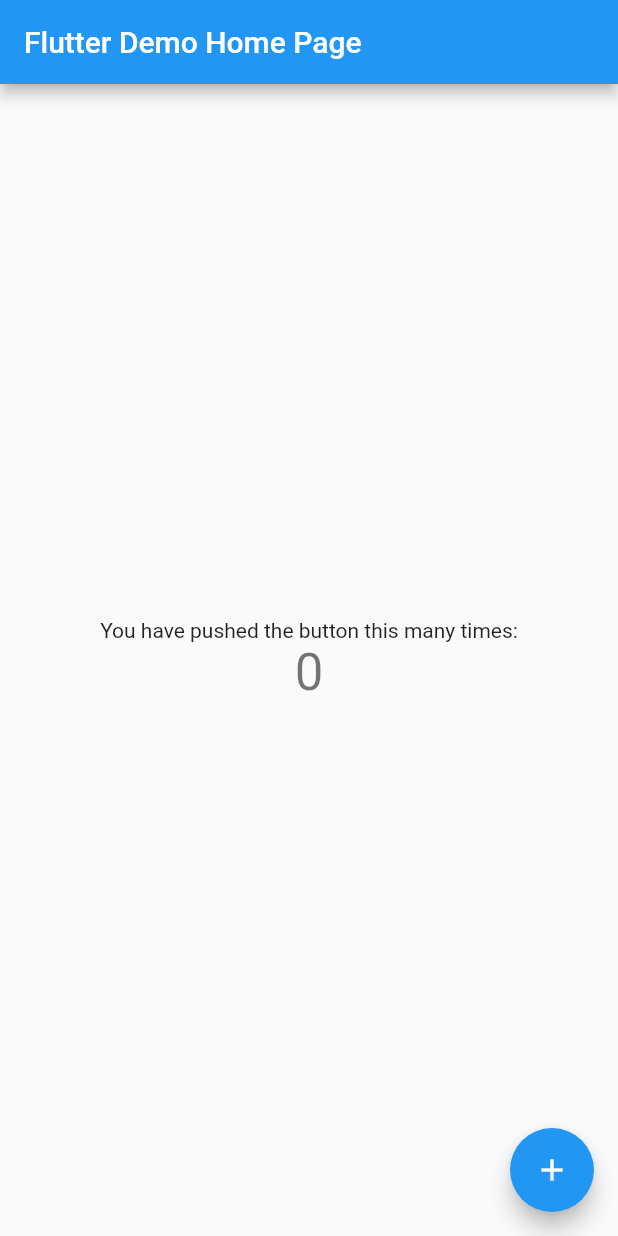
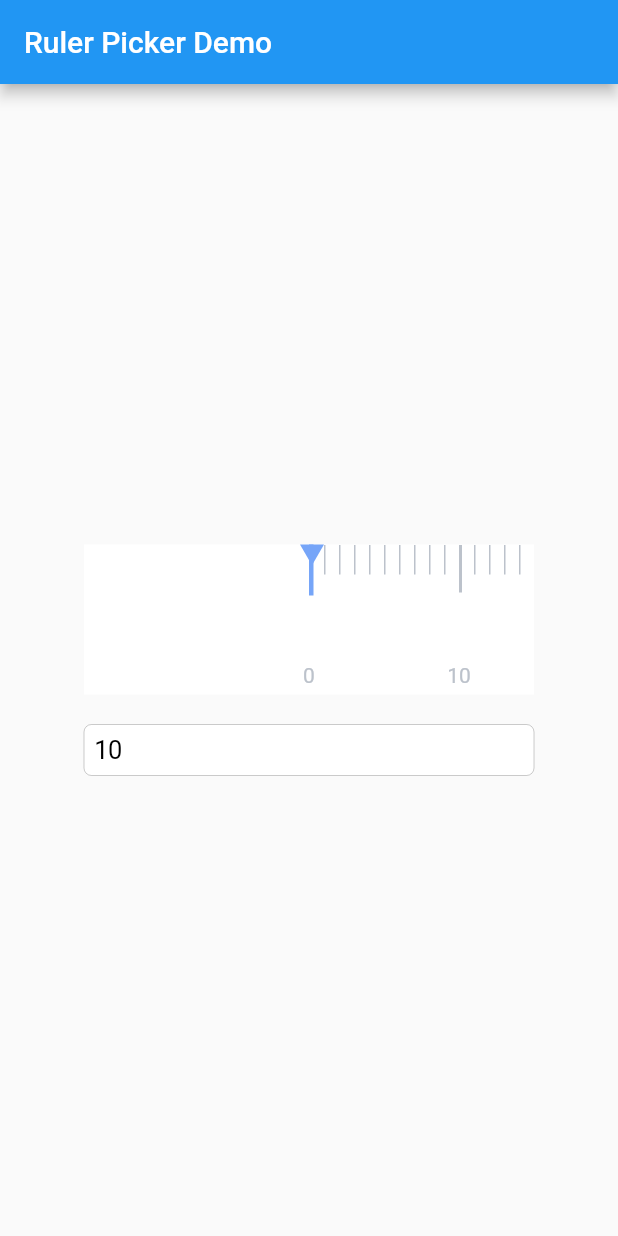
Before and after one commit to trlanfeng/ruler_picker, a Flutter app: the screen it shows after launch, on a phone screen of 412 x 824 dp. Run offline on Flutter 3.47's test engine with Material 2 defaults, Android fonts, the phone set to English and light mode, and no system bars.

Commit message:
优化示例

```diff
--- a/sample/lib/main.dart
+++ b/sample/lib/main.dart
@@ -1,4 +1,6 @@
+import 'package:flutter/cupertino.dart';
 import 'package:flutter/material.dart';
+import 'package:ruler_picker/ruler_picker.dart';
 
 void main() => runApp(MyApp());
 
@@ -20,7 +22,7 @@ class MyApp extends StatelessWidget {
         // is not restarted.
         primarySwatch: Colors.blue,
       ),
-      home: MyHomePage(title: 'Flutter Demo Home Page'),
+      home: MyHomePage(title: 'Ruler Picker Demo'),
     );
   }
 }
@@ -44,17 +46,15 @@ class MyHomePage extends StatefulWidget {
 }
 
 class _MyHomePageState extends State<MyHomePage> {
-  int _counter = 0;
+  RulerPickerController _rulerPickerController;
+  TextEditingController _textEditingController;
+  num showValue = 0;
 
-  void _incrementCounter() {
-    setState(() {
-      // This call to setState tells the Flutter framework that something has
-      // changed in this State, which causes it to rerun the build method below
-      // so that the display can reflect the updated values. If we changed
-      // _counter without calling setState(), then the build method would not be
-      // called again, and so nothing would appear to happen.
-      _counter++;
-    });
+  @override
+  void initState() {
+    super.initState();
+    _rulerPickerController = RulerPickerController(value: 0);
+    _textEditingController = TextEditingController(text: '10');
   }
 
   @override
@@ -91,21 +91,29 @@ class _MyHomePageState extends State<MyHomePage> {
           // horizontal).
           mainAxisAlignment: MainAxisAlignment.center,
           children: <Widget>[
-            Text(
-              'You have pushed the button this many times:',
+            RulerPicker(
+              controller: _rulerPickerController,
+              onValueChange: (value) {
+                setState(() {
+                  _textEditingController.text = value.toString();
+                });
+              },
+              width: 300,
+              height: 100,
             ),
-            Text(
-              '$_counter',
-              style: Theme.of(context).textTheme.display1,
-            ),
+            Container(
+              margin: EdgeInsets.only(top: 20),
+              width: 300,
+              child: CupertinoTextField(
+                controller: _textEditingController,
+                onChanged: (value) {
+                  _rulerPickerController.value = int.parse(value);
+                },
+              ),
+            )
           ],
         ),
       ),
-      floatingActionButton: FloatingActionButton(
-        onPressed: _incrementCounter,
-        tooltip: 'Increment',
-        child: Icon(Icons.add),
-      ), // This trailing comma makes auto-formatting nicer for build methods.
     );
   }
 }
```
